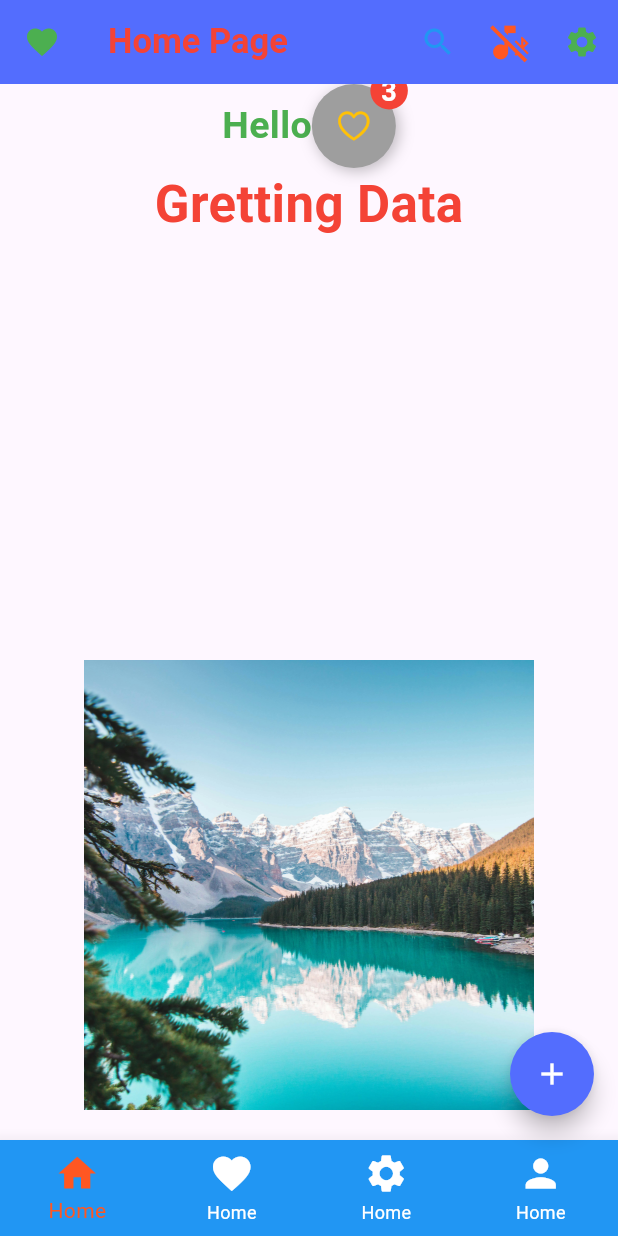
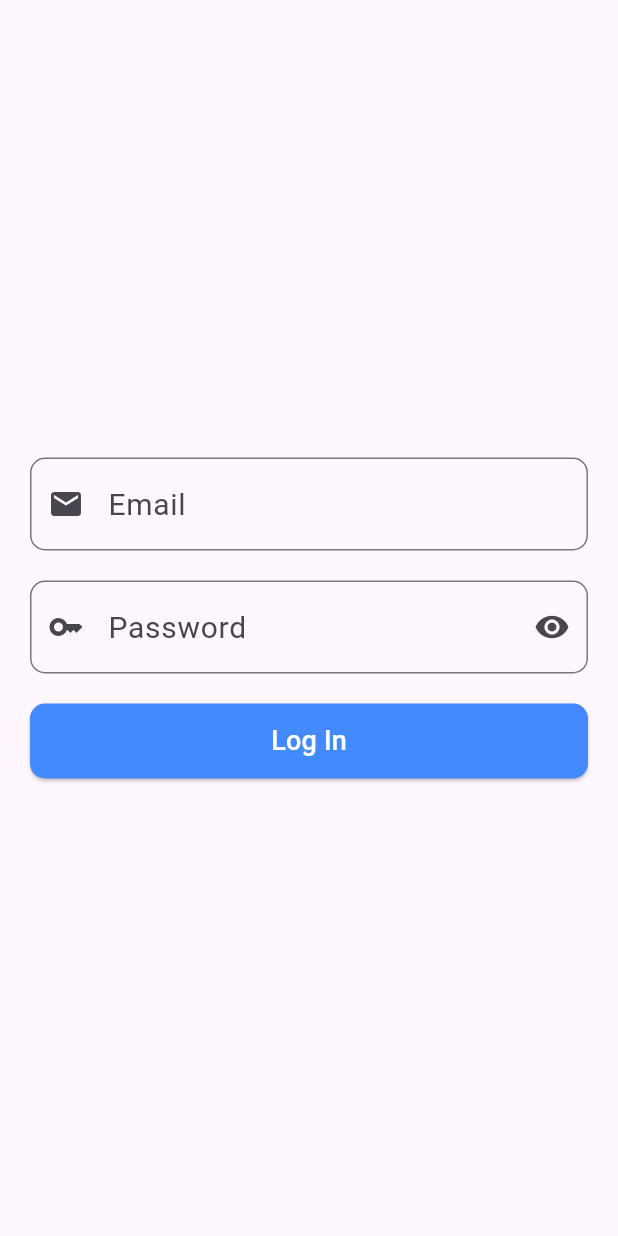
Before and after one commit to Rathapp/mobile_TK_103, a Flutter app: the screen it shows after launch, on a phone screen of 412 x 824 dp. Run offline on Flutter 3.47's test engine with Material 3 defaults, Android fonts, the phone set to English and light mode, and no system bars.

Commit message:
update ui

```diff
--- a/lib/home_page.dart
+++ b/lib/home_page.dart
@@ -2,7 +2,6 @@ import 'package:flutter/cupertino.dart';
 import 'package:flutter/material.dart';
 
 class HomePage extends StatelessWidget {
-  // const HomePage({super.key});
   final GlobalKey<ScaffoldState> _scaffoldKey = GlobalKey<ScaffoldState>();
 
   HomePage({super.key});
@@ -10,8 +9,8 @@ class HomePage extends StatelessWidget {
   Widget build(BuildContext context) {
     return Scaffold(
         key: _scaffoldKey,
-        appBar: buildAppBar(),
-        drawer: buildDrawer(),
+        appBar: buildAppBar(context),
+        // drawer: buildDrawer(),
         endDrawer: Drawer(),
         body: _buildBody(),
         bottomNavigationBar: BottomNavigationBar(
@@ -116,11 +115,12 @@ class HomePage extends StatelessWidget {
     ),
   );
 
-  AppBar buildAppBar() {
+  AppBar buildAppBar(BuildContext context) {
     return AppBar(
 
       leading: IconButton(onPressed: (){
-        _scaffoldKey.currentState!.openDrawer();
+        // _scaffoldKey.currentState!.openDrawer();
+        Navigator.pop(context);
       }, icon: Icon(Icons.favorite,color: Colors.green,)),
       backgroundColor: Colors.indigoAccent,
       actions: [
--- /dev/null
+++ b/lib/log_in.dart
@@ -0,0 +1,75 @@
+import 'package:flutter/material.dart';
+
+import 'home_page.dart';
+class LogIn extends StatelessWidget {
+  LogIn({super.key});
+ final TextEditingController _emailController = TextEditingController();
+ final TextEditingController _passwordController = TextEditingController();
+
+  @override
+  Widget build(BuildContext context) {
+    return Scaffold(
+      body: Padding(
+        padding: EdgeInsetsGeometry.symmetric(horizontal: 20),
+        child: Column(
+          mainAxisAlignment: MainAxisAlignment.center,
+          children: [
+            TextField(
+              // obscureText: true,
+              controller: _emailController,
+              style: TextStyle(fontSize: 20,color: Colors.red),
+              decoration: InputDecoration(
+                hintText: "Email",
+                prefixIcon: Icon(Icons.email),
+                // suffixIcon: Icon(Icons.email),
+                // icon: Icon(Icons.email),
+                border: OutlineInputBorder(
+                  borderRadius: BorderRadius.circular(10))
+
+
+              )
+
+            ),
+            SizedBox(height: 20,),
+            TextField(
+              controller: _passwordController,
+              obscureText: true,
+                style: TextStyle(fontSize: 20,color: Colors.red),
+                decoration: InputDecoration(
+                    hintText: "Password",
+                    prefixIcon: Icon(Icons.key),
+                    suffixIcon: Icon(Icons.visibility),
+                    // icon: Icon(Icons.email),
+                    border: OutlineInputBorder(
+                        borderRadius: BorderRadius.circular(10))
+
+
+                )
+
+            ),
+            SizedBox(height: 20,),
+            SizedBox(
+              width: MediaQuery.of(context).size.width,
+              height: 50,
+              child: ElevatedButton(
+                  style: ElevatedButton.styleFrom(
+                    backgroundColor: Colors.blueAccent,
+                    shape: RoundedRectangleBorder(borderRadius: BorderRadius.circular(10)),
+
+                  ),
+
+                  onPressed: (){
+                    print(_emailController.text);
+                    print(_passwordController.text);
+                    Navigator.push(context, MaterialPageRoute(builder: (context)=>HomePage()));
+
+                  },
+                  child: Text("Log In",style: TextStyle(color: Colors.white,fontSize: 18),)),
+            )
+
+          ]
+        ),
+      ),
+    );
+  }
+}
--- a/lib/main.dart
+++ b/lib/main.dart
@@ -1,6 +1,7 @@
 
 // import 'package:flutter/gestures.dart';
 import 'package:everning_thu/home_page.dart';
+import 'package:everning_thu/log_in.dart';
 import 'package:flutter/material.dart';
 
 void main() {
@@ -16,8 +17,9 @@ class MyApp extends StatelessWidget {
   Widget build(BuildContext context) {
     return MaterialApp(
       debugShowCheckedModeBanner: false,
-        home: HomePage());
+        home: LogIn()
+        // HomePage()
+        );
   }
 
-
 }
```
